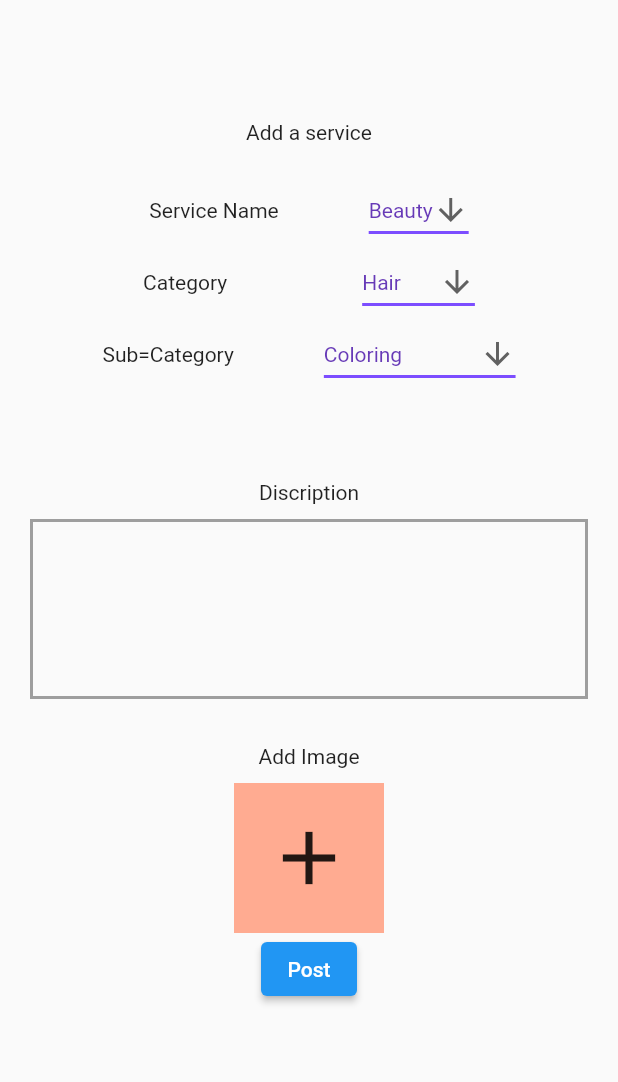
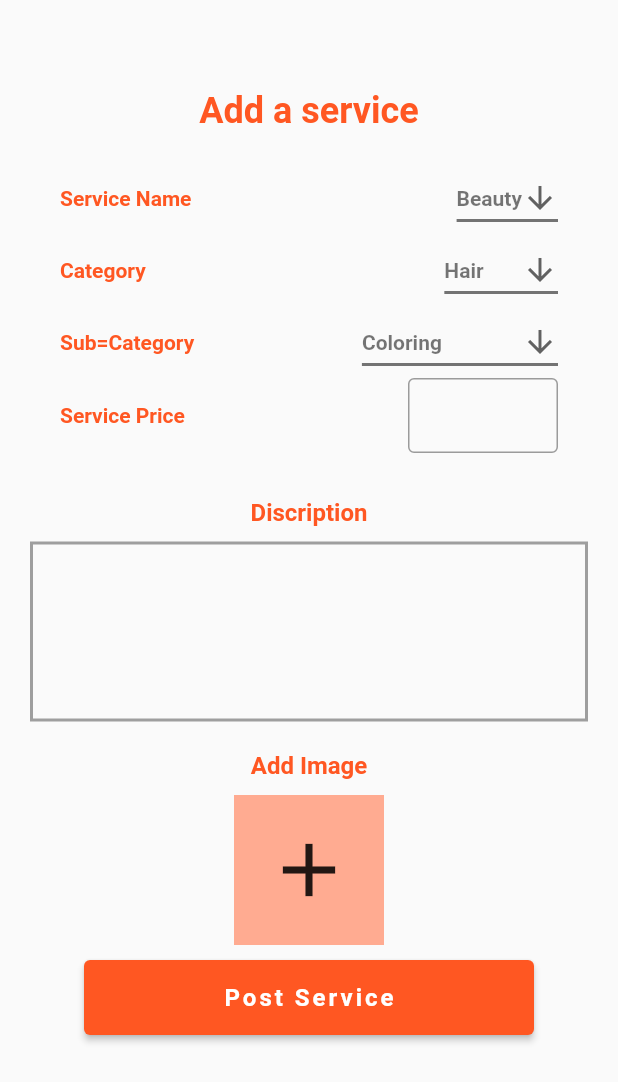
Before and after one commit to oyussuf/Connext, a Flutter app: the AddService screen opened directly, on a phone screen of 412 x 824 dp. Shown: the top 1082 px of the screen. Run offline on Flutter 3.47's test engine with Material 2 defaults, Android fonts, the phone set to English and light mode, and no system bars; our stand-ins replace firebase_auth, firebase_core, firebase_database, fluttertoast; accounts and stored records are empty.

Commit message:
update 2

```diff
--- a/lib/auth/login_user.dart
+++ b/lib/auth/login_user.dart
@@ -251,7 +251,7 @@ class _LoginUserState extends State<LoginUser> {
         if (snap.exists) {
           student = Student.fromSnapshot(snap);
         }
-        await retriveEventData(context);
+        await retriveEventKeys(context);
       });
       if (Provider.of<AppData>(context, listen: false)
           .tripHistoryDataList
--- a/lib/auth/register_user.dart
+++ b/lib/auth/register_user.dart
@@ -77,6 +77,7 @@ class _RegisterUserState extends State<RegisterUser> {
                     cursorColor: Colors.deepOrange,
                     keyboardType: TextInputType.name,
                     controller: _firstNameController,
+                    textCapitalization: TextCapitalization.words,
                     decoration: InputDecoration(
                         focusedBorder: OutlineInputBorder(
                           borderSide:
@@ -108,6 +109,7 @@ class _RegisterUserState extends State<RegisterUser> {
                     cursorColor: Colors.deepOrange,
                     controller: _lastNameController,
                     keyboardType: TextInputType.name,
+                    textCapitalization: TextCapitalization.words,
                     //controller: phoneController,
                     decoration: InputDecoration(
                         focusedBorder: OutlineInputBorder(
--- a/lib/main.dart
+++ b/lib/main.dart
@@ -18,6 +18,8 @@ void main() async {
 
 DatabaseReference userRef = FirebaseDatabase.instance.ref().child("users");
 DatabaseReference eventRef = FirebaseDatabase.instance.ref().child("Events");
+DatabaseReference serviceRef =
+    FirebaseDatabase.instance.ref().child("Services");
 
 class MyApp extends StatelessWidget {
   const MyApp({super.key});
--- a/lib/models/eventModel.dart
+++ b/lib/models/eventModel.dart
@@ -5,13 +5,14 @@ class EventModel {
   String? eventDiscription;
   String? eventTime;
   String? eventLocation;
+  String? postedby;
 
-  EventModel({
-    this.eventTitle,
-    this.eventDiscription,
-    this.eventTime,
-    this.eventLocation,
-  });
+  EventModel(
+      {this.eventTitle,
+      this.eventDiscription,
+      this.eventTime,
+      this.eventLocation,
+      this.postedby});
 
   EventModel.fromSnapshot(DataSnapshot snapshot) {
     var data = snapshot.value as Map?;
@@ -21,6 +22,7 @@ class EventModel {
       eventDiscription = data["event_discription"];
       eventTime = data["event_date"];
       eventLocation = data["event_location"];
+      postedby = data["posted_by_fname"];
     }
   }
 }
--- a/lib/providers/appData.dart
+++ b/lib/providers/appData.dart
@@ -2,12 +2,12 @@ import 'package:connext/models/eventModel.dart';
 import 'package:flutter/cupertino.dart';
 
 class AppData with ChangeNotifier {
-  int numberOfTrips = 0;
+  int numberOfEvents = 0;
   List<String> tripHistoryKeys = [];
   List<EventModel> tripHistoryDataList = [];
 
-  void updateNumberOfTrips(int newTrips) {
-    numberOfTrips = newTrips;
+  void updateNumberOfTrips(int newEvent) {
+    numberOfEvents = newEvent;
     notifyListeners();
   }
 
--- a/lib/screens/adding_service.dart
+++ b/lib/screens/adding_service.dart
@@ -1,3 +1,4 @@
+import 'package:connext/utility/toast_messages.dart';
 import 'package:firebase_database/firebase_database.dart';
 import 'package:flutter/material.dart';
 
@@ -13,6 +14,7 @@ class _AddServiceState extends State<AddService> {
   String dropdownValueCategory = 'Hair';
   String dropdownValueSC = 'Coloring';
   TextEditingController discription = TextEditingController();
+  TextEditingController servicePriceController = TextEditingController();
   DatabaseReference? serviceKey;
   @override
   Widget build(BuildContext context) {
@@ -21,17 +23,30 @@ class _AddServiceState extends State<AddService> {
         child: Column(
           children: [
             SizedBox(
-              height: 80,
+              height: 60,
             ),
-            Text('Add a service'),
+            Text(
+              'Add a service',
+              style: TextStyle(
+                  fontSize: 24,
+                  fontWeight: FontWeight.bold,
+                  color: Colors.deepOrange),
+            ),
             SizedBox(
               height: 20,
             ),
+            Padding(
+              padding: EdgeInsets.symmetric(horizontal: 40),
+              child: Column(
+                children: [
                   // service
                   Row(
-              mainAxisAlignment: MainAxisAlignment.center,
+                    mainAxisAlignment: MainAxisAlignment.spaceBetween,
                     children: [
-                Text('Service Name'),
+                      Text('Service Name',
+                          style: TextStyle(
+                              fontWeight: FontWeight.bold,
+                              color: Colors.deepOrange)),
                       SizedBox(
                         width: 60,
                       ),
@@ -40,10 +55,11 @@ class _AddServiceState extends State<AddService> {
                         icon: const Icon(Icons.arrow_downward),
                         iconSize: 24,
                         elevation: 16,
-                  style: const TextStyle(color: Colors.deepPurple),
+                        style: const TextStyle(
+                            color: Colors.black54, fontWeight: FontWeight.bold),
                         underline: Container(
                           height: 2,
-                    color: Colors.deepPurpleAccent,
+                          color: Colors.black54,
                         ),
                         onChanged: (String? newValue) {
                           setState(() {
@@ -62,9 +78,12 @@ class _AddServiceState extends State<AddService> {
                   ),
                   // category
                   Row(
-              mainAxisAlignment: MainAxisAlignment.center,
+                    mainAxisAlignment: MainAxisAlignment.spaceBetween,
                     children: [
-                Text('Category'),
+                      Text('Category',
+                          style: TextStyle(
+                              fontWeight: FontWeight.bold,
+                              color: Colors.deepOrange)),
                       SizedBox(
                         width: 90,
                       ),
@@ -73,10 +92,11 @@ class _AddServiceState extends State<AddService> {
                         icon: const Icon(Icons.arrow_downward),
                         iconSize: 24,
                         elevation: 16,
-                  style: const TextStyle(color: Colors.deepPurple),
+                        style: const TextStyle(
+                            color: Colors.black54, fontWeight: FontWeight.bold),
                         underline: Container(
                           height: 2,
-                    color: Colors.deepPurpleAccent,
+                          color: Colors.black54,
                         ),
                         onChanged: (String? newValue) {
                           setState(() {
@@ -99,9 +119,12 @@ class _AddServiceState extends State<AddService> {
                   ),
                   // sub-category
                   Row(
-              mainAxisAlignment: MainAxisAlignment.center,
+                    mainAxisAlignment: MainAxisAlignment.spaceBetween,
                     children: [
-                Text('Sub=Category'),
+                      Text('Sub=Category',
+                          style: TextStyle(
+                              fontWeight: FontWeight.bold,
+                              color: Colors.deepOrange)),
                       SizedBox(
                         width: 60,
                       ),
@@ -110,10 +133,11 @@ class _AddServiceState extends State<AddService> {
                         icon: const Icon(Icons.arrow_downward),
                         iconSize: 24,
                         elevation: 16,
-                  style: const TextStyle(color: Colors.deepPurple),
+                        style: const TextStyle(
+                            color: Colors.black54, fontWeight: FontWeight.bold),
                         underline: Container(
                           height: 2,
-                    color: Colors.deepPurpleAccent,
+                          color: Colors.black54,
                         ),
                         onChanged: (String? newValue) {
                           setState(() {
@@ -135,12 +159,41 @@ class _AddServiceState extends State<AddService> {
                       ),
                     ],
                   ),
+                  // service price
+                  Row(
+                    mainAxisAlignment: MainAxisAlignment.spaceBetween,
+                    children: [
+                      Text('Service Price',
+                          style: TextStyle(
+                              fontWeight: FontWeight.bold,
+                              color: Colors.deepOrange)),
+                      Container(
+                        width: 100,
+                        height: 50,
+                        decoration: BoxDecoration(),
+                        child: TextField(
+                            cursorColor: Colors.deepOrange,
+                            controller: servicePriceController,
+                            keyboardType: TextInputType.number,
+                            decoration: InputDecoration(
+                              border: OutlineInputBorder(),
+                            )),
+                      ),
+                    ],
+                  ),
+                ],
+              ),
+            ),
             SizedBox(
-              height: 60,
+              height: 30,
             ),
             Column(
               children: [
-                Text('Discription'),
+                Text('Discription',
+                    style: TextStyle(
+                        fontSize: 16,
+                        fontWeight: FontWeight.bold,
+                        color: Colors.deepOrange)),
                 Padding(
                   padding: EdgeInsets.symmetric(horizontal: 20, vertical: 10),
                   child: Container(
@@ -161,11 +214,15 @@ class _AddServiceState extends State<AddService> {
               ],
             ),
             SizedBox(
-              height: 20,
+              height: 10,
             ),
             Column(
               children: [
-                Text('Add Image'),
+                Text('Add Image',
+                    style: TextStyle(
+                        fontSize: 16,
+                        fontWeight: FontWeight.bold,
+                        color: Colors.deepOrange)),
                 SizedBox(
                   height: 10,
                 ),
@@ -187,8 +244,14 @@ class _AddServiceState extends State<AddService> {
                 ),
               ],
             ),
-
+            SizedBox(
+              height: 10,
+            ),
             ElevatedButton(
+                style: ElevatedButton.styleFrom(
+                    minimumSize: const Size(300, 50),
+                    maximumSize: const Size(300, 50),
+                    backgroundColor: Colors.deepOrange),
                 onPressed: () {
                   print(dropdownValueSN);
                   print(dropdownValueCategory);
@@ -197,7 +260,13 @@ class _AddServiceState extends State<AddService> {
 
                   postService();
                 },
-                child: Text('Post'))
+                child: Text(
+                  'Post Service',
+                  style: TextStyle(
+                      letterSpacing: 2,
+                      fontWeight: FontWeight.bold,
+                      fontSize: 16),
+                ))
           ],
         ),
       ),
@@ -212,6 +281,8 @@ class _AddServiceState extends State<AddService> {
       'category': dropdownValueSN,
       'sub-category': dropdownValueSC,
       'description': discription.text.trim(),
+      'service_price': servicePriceController.text.trim(),
+      'posted_by': student!.id
     };
 
     await serviceKey!.set(serviceDataMap);
--- a/lib/utility/toast_messages.dart
+++ b/lib/utility/toast_messages.dart
@@ -25,7 +25,7 @@ Student? student;
 
 EventModel? eventModel;
 
-Future retriveEventData(BuildContext context) async {
+Future retriveEventKeys(BuildContext context) async {
   print('retriveEventData .....');
   await eventRef.once().then((DatabaseEvent event) async {
     DataSnapshot snap = event.snapshot;
```
Also changed, not shown: lib/homepage/event_page.dart (+5 -2 lines), lib/screens/adding_event.dart (+12 -4 lines), lib/utility/event_item.dart (+53 -16 lines), pubspec.yaml (+7 -0 lines), pubspec.lock, 17 other files. Lines whose indentation alone changed are shown as unchanged.
